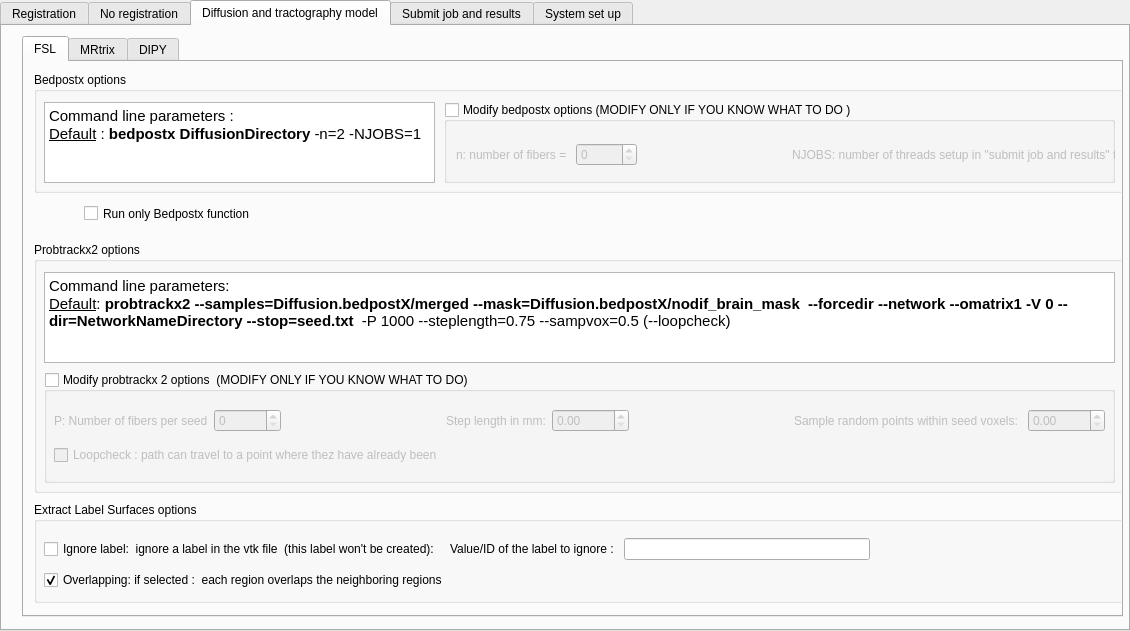
Before: the Qt Designer form interface_tab.ui in HZBCPP/CONTINUITY-lite, drawn with Qt 5.
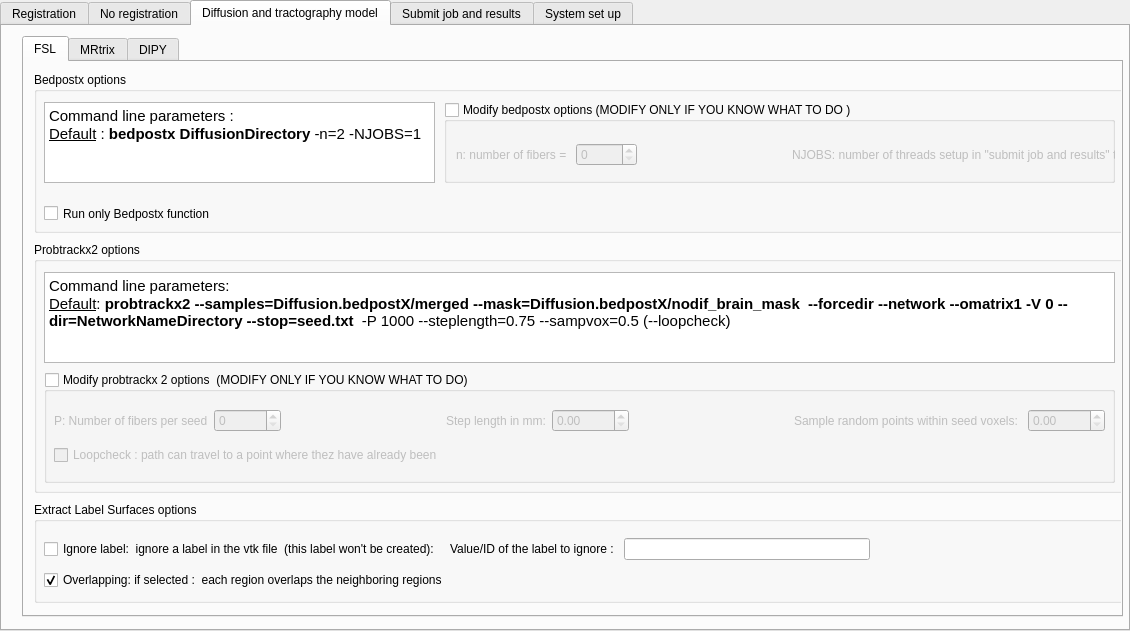
After: the same form once the commit is applied. The open tabs and pages were chosen to show the change.

Commit message: ENH: test2

Patch:
```diff
--- a/interface_tab.ui
+++ b/interface_tab.ui
@@ -3725,7 +3725,7 @@
         <x>10</x>
         <y>10</y>
         <width>1091</width>
-        <height>121</height>
+        <height>161</height>
        </rect>
       </property>
       <property name="title">
@@ -3818,6 +3818,19 @@
         </layout>
        </widget>
       </widget>
+      <widget class="QCheckBox" name="only_bedpostx_checkBox">
+       <property name="geometry">
+        <rect>
+         <x>10</x>
+         <y>130</y>
+         <width>241</width>
+         <height>23</height>
+        </rect>
+       </property>
+       <property name="text">
+        <string>Run only Bedpostx function </string>
+       </property>
+      </widget>
      </widget>
      <widget class="QGroupBox" name="extract_label_surfaces_groupBox">
       <property name="geometry">
@@ -4036,19 +4049,6 @@
        </widget>
       </widget>
      </widget>
-     <widget class="QCheckBox" name="only_bedpostx_checkBox">
-      <property name="geometry">
-       <rect>
-        <x>60</x>
-        <y>140</y>
-        <width>241</width>
-        <height>23</height>
-       </rect>
-      </property>
-      <property name="text">
-       <string>Run only Bedpostx function </string>
-      </property>
-     </widget>
     </widget>
     <widget class="QWidget" name="tab_6">
      <attribute name="title">
```
Left out of the diff: 2 changed lines with no effect on the pictures. The commit also changes 2 other files.
